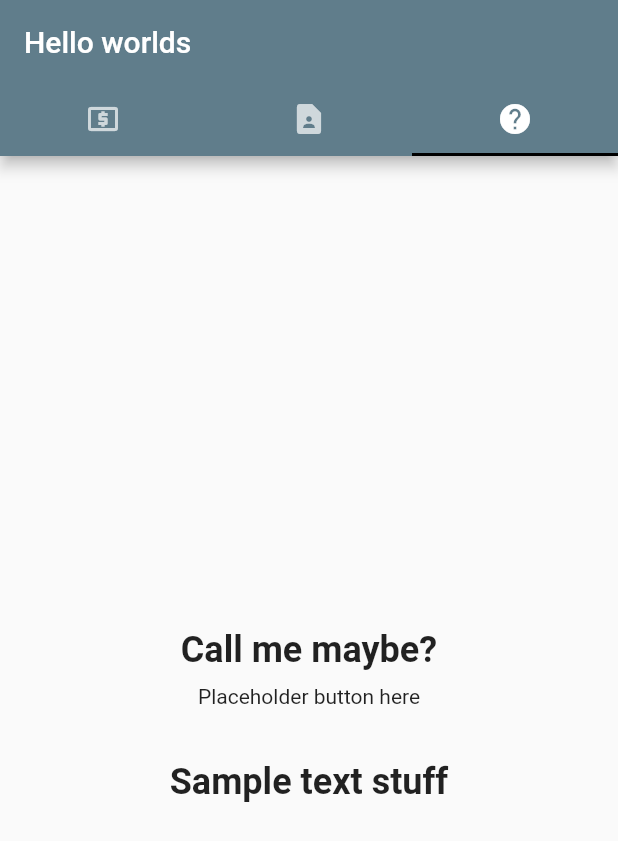
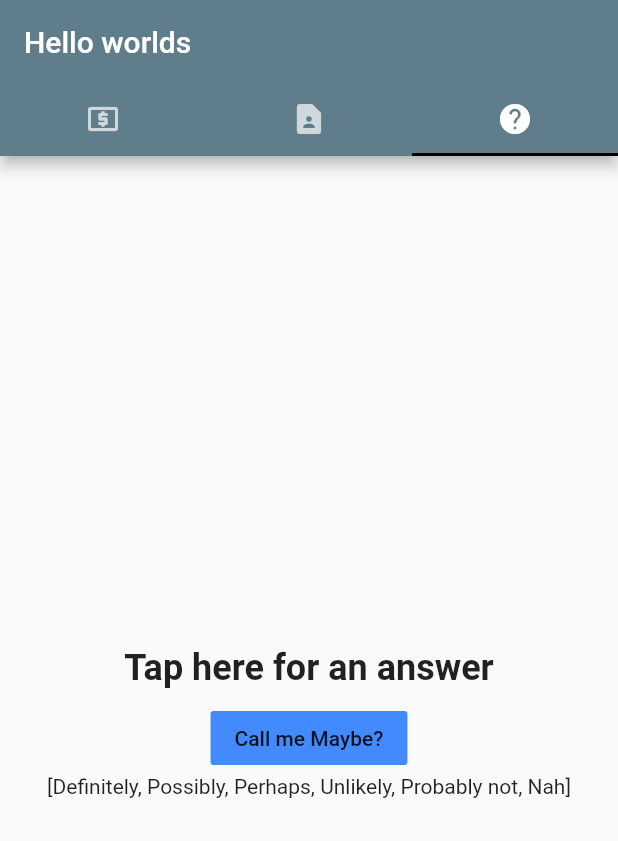
Before and after one commit to boykj/cs492-callMeMaybe, a Flutter app: the screen it shows after launch, tab 3 chosen, on a phone screen of 412 x 824 dp. Shown: the top 841 px of the screen. Run offline on Flutter 3.47's test engine with Material 2 defaults, Android fonts, the phone set to English and light mode, and no system bars; network calls fail.

Commit message:
main.dart: Implement basic random generator for list"

```diff
--- a/lib/main.dart
+++ b/lib/main.dart
@@ -2,9 +2,9 @@
 
 // This example shows how to listen to page updates in [TabBar] and [TabBarView]
 // when using [DefaultTabController].
+import 'dart:math';
 
 import 'package:flutter/material.dart';
-import 'package:english_words/english_words.dart';
 import 'package:flutter/rendering.dart';
 
 void main() => runApp(MyApp());
@@ -144,6 +144,24 @@ class RandomResponseGenerator extends StatefulWidget {
 }
 
 class _RandomResponseState extends State<RandomResponseGenerator> {
+  final List randomWords = [
+    'Definitely',
+    'Possibly',
+    'Perhaps',
+    'Unlikely',
+    'Probably not',
+    'Nah'
+  ];
+
+  void echoWords() {
+    var random = new Random();
+    print(random.nextInt(randomWords.length));
+    print(randomWords[random.nextInt(randomWords.length)]);
+    randomWords.forEach((words) {
+      Text(words);
+    });
+  }
+
   @override
   Widget build(BuildContext context) {
     return Scaffold(
@@ -151,11 +169,13 @@ class _RandomResponseState extends State<RandomResponseGenerator> {
         child: Column(
             mainAxisAlignment: MainAxisAlignment.center,
             children: <Widget>[
-              Text('Call me maybe?',
+              Text('Tap here for an answer',
                   style: Theme.of(context).textTheme.headline6),
-              Text('Placeholder button here'),
-              Text('Sample text stuff',
-                  style: Theme.of(context).textTheme.headline6)
+              FlatButton(
+                  child: Text('Call me Maybe?'),
+                  color: Colors.blueAccent,
+                  onPressed: echoWords),
+              Text('$randomWords')
             ]),
       ),
     );
```
